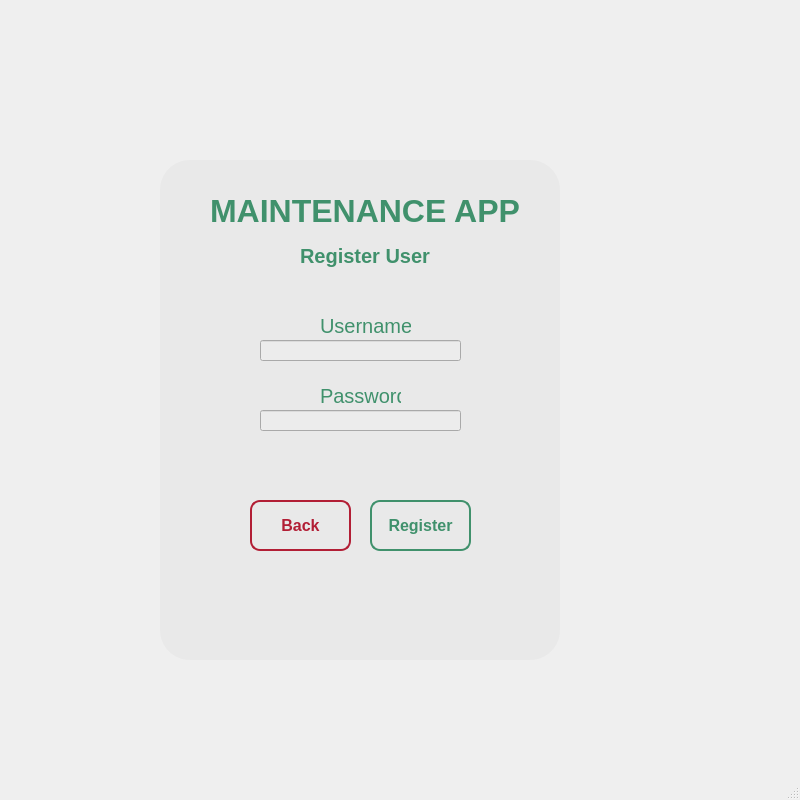
Above: ui/registerUser.ui from ridhosoru/MtcApp before the change. Below: the same form after it.
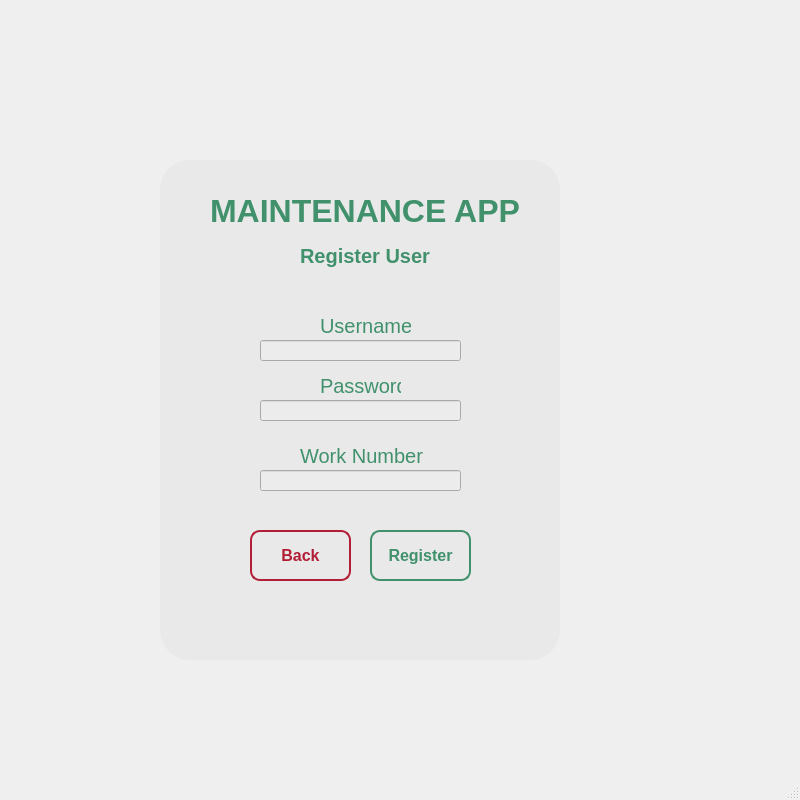
That is the form after the change.

```diff
--- a/ui/registerUser.ui
+++ b/ui/registerUser.ui
@@ -48,10 +48,7 @@
 }</string>
     </property>
     <property name="frameShape">
-     <enum>QFrame::Shape::NoFrame</enum>
-    </property>
-    <property name="frameShadow">
-     <enum>QFrame::Shadow::Plain</enum>
+     <enum>QFrame::NoFrame</enum>
     </property>
     <widget class="QLabel" name="label">
      <property name="geometry">
@@ -102,7 +99,7 @@
      <property name="geometry">
       <rect>
        <x>160</x>
-       <y>220</y>
+       <y>210</y>
        <width>81</width>
        <height>31</height>
       </rect>
@@ -141,7 +138,7 @@
      <property name="geometry">
       <rect>
        <x>100</x>
-       <y>250</y>
+       <y>240</y>
        <width>201</width>
        <height>21</height>
       </rect>
@@ -154,7 +151,7 @@
      <property name="geometry">
       <rect>
        <x>210</x>
-       <y>340</y>
+       <y>370</y>
        <width>101</width>
        <height>51</height>
       </rect>
@@ -162,6 +159,7 @@
      <property name="font">
       <font>
        <pointsize>12</pointsize>
+       <weight>75</weight>
        <bold>true</bold>
       </font>
      </property>
@@ -194,7 +192,7 @@
      <property name="geometry">
       <rect>
        <x>90</x>
-       <y>340</y>
+       <y>370</y>
        <width>101</width>
        <height>51</height>
       </rect>
@@ -202,6 +200,7 @@
      <property name="font">
       <font>
        <pointsize>12</pointsize>
+       <weight>75</weight>
        <bold>true</bold>
       </font>
      </property>
@@ -253,6 +252,45 @@
       <string>Register User</string>
      </property>
     </widget>
+    <widget class="QLabel" name="label_5">
+     <property name="geometry">
+      <rect>
+       <x>140</x>
+       <y>280</y>
+       <width>131</width>
+       <height>31</height>
+      </rect>
+     </property>
+     <property name="font">
+      <font>
+       <pointsize>15</pointsize>
+      </font>
+     </property>
+     <property name="styleSheet">
+      <string notr="true">color: #40916c;</string>
+     </property>
+     <property name="text">
+      <string>Work Number</string>
+     </property>
+    </widget>
+    <widget class="QLineEdit" name="workNumberLine">
+     <property name="geometry">
+      <rect>
+       <x>100</x>
+       <y>310</y>
+       <width>201</width>
+       <height>21</height>
+      </rect>
+     </property>
+     <property name="font">
+      <font>
+       <pointsize>13</pointsize>
+      </font>
+     </property>
+     <property name="styleSheet">
+      <string notr="true">background-color: rgb(236, 236, 236);</string>
+     </property>
+    </widget>
    </widget>
   </widget>
   <widget class="QMenuBar" name="menubar">
```
Left out of the diff: 4 changed lines with no effect on the pictures.
